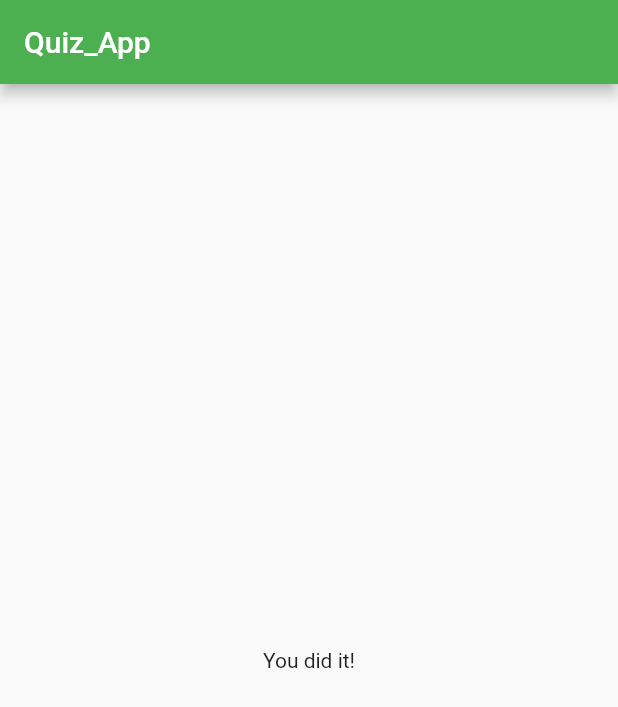
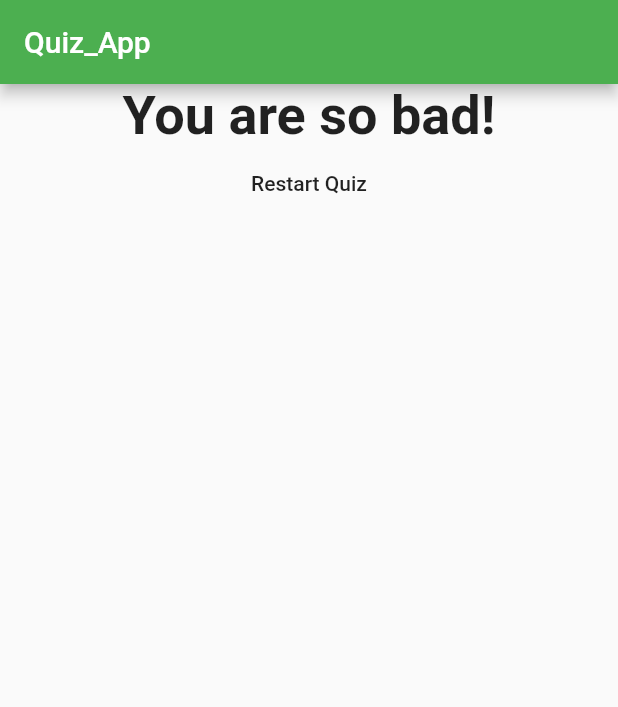
Before and after one commit to phschaefer/quiz_app, a Flutter app: the screen it shows after launch, after a tap on "Black", after a tap on "Snake", on a phone screen of 412 x 824 dp. Shown: the top 707 px of the screen. Run offline on Flutter 3.47's test engine with Material 2 defaults, Android fonts, the phone set to English and light mode, and no system bars.

Commit message:
reset Quiz

```diff
--- a/lib/main.dart
+++ b/lib/main.dart
@@ -35,6 +35,7 @@ class _MyAppState extends State<MyApp> {
 
   int _index = 0;
   int _totalScore=0;
+
   @override
   Widget build(BuildContext context) {
     return MaterialApp(
@@ -48,9 +49,16 @@ class _MyAppState extends State<MyApp> {
                 answerQuestion: _answerQuestion,
                 index: _index,
                 questions: _questions)
-            : Result(),
+            : Result(_totalScore,_resetQuiz),
       ),
     );
+  }
+
+  void _resetQuiz(){
+    setState(() {
+      _index = 0;
+      _totalScore = 0;
+    });
   }
 
   int nextQuestion() {
--- a/lib/result.dart
+++ b/lib/result.dart
@@ -1,10 +1,40 @@
 import 'package:flutter/material.dart';
 
+import 'main.dart';
+
 class Result extends StatelessWidget {
+  final int score;
+  final Function resetHandler;
+
+  Result(this.score, this.resetHandler);
+
+  String get resultPhrase {
+    var resultText = '';
+    if (score <= 8) {
+      resultText = 'You are awsome and innocent!';
+    } else if (score <= 12) {
+      resultText = 'Pretty likeable!';
+    } else if (score <= 16) {
+      resultText = 'You are ... strange';
+    } else {
+      resultText = 'You are so bad!';
+    }
+    return resultText;
+  }
+
   @override
   Widget build(BuildContext context) {
-    return Center(
-      child: Text('You did it!'),
+    return Column(
+      children: <Widget>[
+        Center(
+          child: Text(
+            resultPhrase,
+            style: TextStyle(fontSize: 36, fontWeight: FontWeight.bold),
+            textAlign: TextAlign.center,
+          ),
+        ),
+        FlatButton(onPressed: resetHandler, child: Text('Restart Quiz'))
+      ],
     );
   }
 }
```
